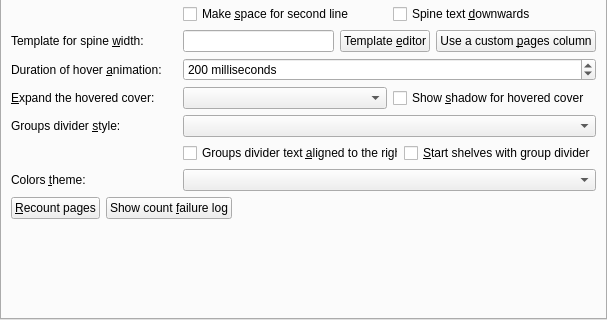
kovidgoyal/calibre, file src/calibre/gui2/preferences/look_feel_tabs/bookshelf_view.ui: the form before one commit; both pictures show x 0 to 607 and y 173 to 493 of the 607 by 493 pixel window.
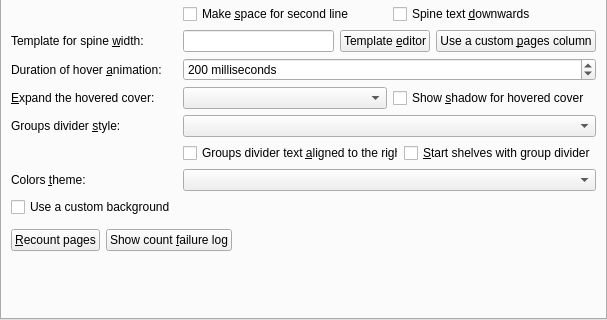
The form after the commit. Custom widgets are drawn as their Qt base class.

Commit message: Bookshelf: allow custom background

```diff
--- a/src/calibre/gui2/preferences/look_feel_tabs/bookshelf_view.ui
+++ b/src/calibre/gui2/preferences/look_feel_tabs/bookshelf_view.ui
@@ -340,6 +340,19 @@
      </widget>
     </item>
     <item row="12" column="0" colspan="2">
+     <widget class="QCheckBox" name="opt_bookshelf_use_custom_background">
+      <property name="toolTip">
+       <string>Use a custom background instead of the one generated by calibre</string>
+      </property>
+      <property name="text">
+       <string>Use a custom background</string>
+      </property>
+     </widget>
+    </item>
+    <item row="13" column="0" colspan="2">
+     <widget class="BackgroundConfig" name="background_box"/>
+    </item>
+    <item row="14" column="0" colspan="2">
      <layout class="QHBoxLayout" name="horizontalLayout_7">
       <item>
        <widget class="QPushButton" name="recount_button">
@@ -373,7 +386,7 @@
       </item>
      </layout>
     </item>
-    <item row="13" column="0">
+    <item row="15" column="0">
      <spacer name="vertical_spacer_1">
       <property name="orientation">
        <enum>Qt::Vertical</enum>
@@ -410,6 +423,11 @@
    <extends>ConfigWidgetBase</extends>
    <header>calibre/gui2/preferences/look_feel_tabs.h</header>
   </customwidget>
+  <customwidget>
+   <class>BackgroundConfig</class>
+   <extends>ConfigWidgetBase</extends>
+   <header>calibre/gui2/preferences/look_feel_tabs.h</header>
+  </customwidget>
   <customwidget>
    <class>CoverCacheConfig</class>
    <extends>ConfigWidgetBase</extends>
```
The commit also changes 3 other files.
